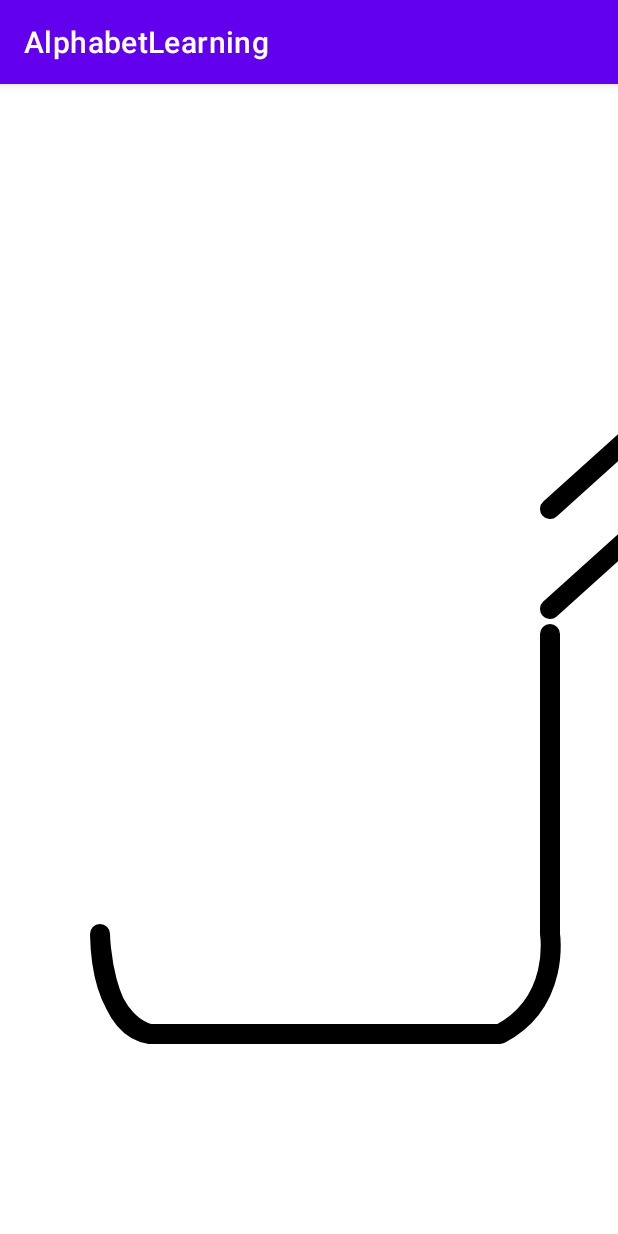
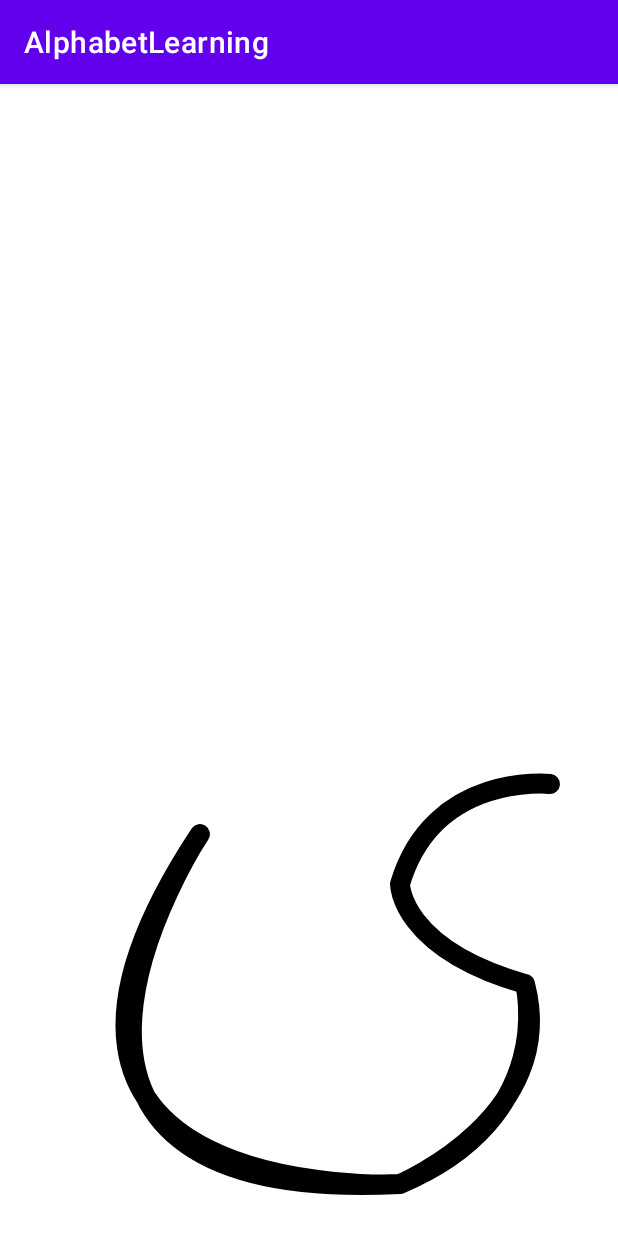
Before and after one commit to MasoudRabiee/FA-AlphabetLearning, an Android app: the screen it shows after launch (MainActivity), on a phone screen of 412 x 824 dp. Run offline under Robolectric (Android 15) with nearby library versions, the phone set to English and light mode, and no system bars.

Commit message:
All alphabetLetter Added

```diff
--- a/app/src/main/java/com/example/alphabetlearning/data/DataAlphabetLetter.kt
+++ b/app/src/main/java/com/example/alphabetlearning/data/DataAlphabetLetter.kt
@@ -30,6 +30,12 @@ object DataAlphabetLetter : Serializable {
     val QAF = AlphabetLetter("ق", DataSkeleton.QAF_Skeleton_Cap, DataSkeleton.QAF_Skeleton_Sm, "qaf")
     val KAF = AlphabetLetter("ک", DataSkeleton.KAF_Skeleton_Cap, DataSkeleton.KAF_Skeleton_Sm, "kaf")
     val GAF = AlphabetLetter("گ", DataSkeleton.GAF_Skeleton_Cap, DataSkeleton.GAF_Skeleton_Sm, "gaf")
+    val LAM = AlphabetLetter("ل", DataSkeleton.LAM_Skeleton_Cap, DataSkeleton.LAM_Skeleton_Sm, "lam")
+    val MIM = AlphabetLetter("م", DataSkeleton.MIM_Skeleton_Cap, DataSkeleton.MIM_Skeleton_Sm, "mim")
+    val NOON = AlphabetLetter("ن", DataSkeleton.NOON_Skeleton_Cap, DataSkeleton.NOON_Skeleton_Sm, "noon")
+    val VAV = AlphabetLetter("و", DataSkeleton.VAV_Skeleton_Cap, DataSkeleton.VAV_Skeleton_Sm, "vav")
+    val HEdo = AlphabetLetter("ه", DataSkeleton.HEdo_Skeleton_Cap, DataSkeleton.HEdo_Skeleton_Sm, "hedo")
+    val YE = AlphabetLetter("ی", DataSkeleton.YE_Skeleton_Cap, DataSkeleton.YE_Skeleton_Sm, "ye")
 
 
 }
--- a/app/src/main/java/com/example/alphabetlearning/data/DataSkeleton.kt
+++ b/app/src/main/java/com/example/alphabetlearning/data/DataSkeleton.kt
@@ -181,8 +181,8 @@ object DataSkeleton {
     // _________________________________________________________________________________________
     // 12. re :
 
-    val RE_Skeleton_Sm = SkeletonShape(PointF(850f, 550f), PointF(625f, 850f), CurveTools(150), 150)
-    val RE_Skeleton_Cap = SkeletonShape(PointF(350f, 550f), PointF(125f, 850f), CurveTools(150), 150)
+    val RE_Skeleton_Sm = SkeletonShape(PointF(850f, 550f), PointF(625f, 850f), CurveTools(150), 75)
+    val RE_Skeleton_Cap = SkeletonShape(PointF(350f, 550f), PointF(125f, 850f), CurveTools(150), 75)
 
     // _________________________________________________________________________________________
     // 13. ze : derived from re
@@ -195,8 +195,8 @@ object DataSkeleton {
         SkeletonShape(PointF(345f, 400f), PointF(355f, 400f), defaultCurveTools, 2)
     )
 
-    val ZE_Skeleton_Sm = SkeletonShape(PointF(850f, 550f), PointF(625f, 850f), Ze_Middle, Ze_Addi_Sm, CurveTools(150), 150)
-    val ZE_Skeleton_Cap = SkeletonShape(PointF(350f, 550f), PointF(125f, 850f), Ze_Middle, Ze_Addi_Cap, CurveTools(150), 150)
+    val ZE_Skeleton_Sm = SkeletonShape(PointF(850f, 550f), PointF(625f, 850f), Ze_Middle, Ze_Addi_Sm, CurveTools(150), 75)
+    val ZE_Skeleton_Cap = SkeletonShape(PointF(350f, 550f), PointF(125f, 850f), Ze_Middle, Ze_Addi_Cap, CurveTools(150), 75)
 
     // _________________________________________________________________________________________
     // 14. zhe : derived from re and ze
@@ -213,8 +213,8 @@ object DataSkeleton {
         SkeletonShape(PointF(345f, 325f), PointF(355f, 325f), defaultCurveTools, 2)
     )
 
-    val ZHE_Skeleton_Sm = SkeletonShape(PointF(850f, 550f), PointF(625f, 850f), Ze_Middle, Zhe_Addi_Sm, CurveTools(150), 150)
-    val ZHE_Skeleton_Cap = SkeletonShape(PointF(350f, 550f), PointF(125f, 850f), Ze_Middle, Zhe_Addi_Cap, CurveTools(150), 150)
+    val ZHE_Skeleton_Sm = SkeletonShape(PointF(850f, 550f), PointF(625f, 850f), Ze_Middle, Zhe_Addi_Sm, CurveTools(150), 75)
+    val ZHE_Skeleton_Cap = SkeletonShape(PointF(350f, 550f), PointF(125f, 850f), Ze_Middle, Zhe_Addi_Cap, CurveTools(150), 75)
 
     // _________________________________________________________________________________________
     // 15. sin :
@@ -545,16 +545,117 @@ object DataSkeleton {
 
     private val Gaf_Addi_Sm = arrayListOf(
         SkeletonShape(PointF(850f, 525f), PointF(1000f, 300f), defaultCurveTools, 50),
-        SkeletonShape(PointF(850f, 425f), PointF(1000f, 200f), defaultCurveTools, 50)
+        SkeletonShape(PointF(850f, 375f), PointF(1000f, 150f), defaultCurveTools, 50)
     )
     private val Gaf_Addi_Cap = arrayListOf(
         SkeletonShape(PointF(550f, 525f), PointF(800f, 300f), defaultCurveTools, 50),
-        SkeletonShape(PointF(550f, 425f), PointF(800f, 200f), defaultCurveTools, 50),
+        SkeletonShape(PointF(550f, 375f), PointF(800f, 150f), defaultCurveTools, 50),
     )
 
     val GAF_Skeleton_Sm = SkeletonShape(PointF(850f, 550f), PointF(750f, 950f), Kaf_Middle_Sm, Gaf_Addi_Sm, defaultCurveTools, 100)
     val GAF_Skeleton_Cap = SkeletonShape(PointF(550f, 550f), PointF(500f, 950f), Kaf_Middle_Cap, Gaf_Addi_Cap, defaultCurveTools, 150)
 
     // _________________________________________________________________________________________
+    // 27 . LAM :
+
+    private val Lam_Addi_Cap = arrayListOf(
+        SkeletonShape(PointF(500f, 850f), PointF(350f, 1100f), CurveTools(150, 75), 40),
+        SkeletonShape(PointF(350f, 1100f), PointF(200f, 850f), CurveTools(150, 25), 40),
+    )
+
+    val LAM_Skeleton_Sm = SkeletonShape(PointF(850f, 550f), PointF(750f, 950f), Kaf_Middle_Sm, defaultCurveTools, 100)
+    val LAM_Skeleton_Cap = SkeletonShape(PointF(500f, 550f), PointF(500f, 850f), defaultMiddlePoint, Lam_Addi_Cap, defaultCurveTools, 50)
+
+    // _________________________________________________________________________________________
+    // 28. MIM :
+
+    private val Mim_Middle_Sm = MiddlePointTools(
+        arrayListOf(PointF(700f, 650f), PointF(775f, 800f), PointF(850f, 650f), PointF(600f, 650f), PointF(850f, 650f)),
+        arrayListOf(defaultCurveTools, CurveTools(-75, 70), CurveTools(-75, 30), defaultCurveTools, defaultCurveTools, defaultCurveTools)
+    )
+    private val Mim_Middle_Cap = MiddlePointTools(
+        arrayListOf(PointF(300f, 650f), PointF(375f, 800f), PointF(450f, 650f), PointF(225f, 650f), PointF(200f, 675f), PointF(200f, 1100f), PointF(200f, 675f), PointF(200f, 1100f)),
+        arrayListOf(defaultCurveTools, CurveTools(-75, 70), CurveTools(-75, 30), defaultCurveTools, CurveTools(-15), defaultCurveTools, defaultCurveTools, defaultCurveTools, defaultCurveTools)
+    )
+
+    val MIM_Skeleton_Sm = SkeletonShape(PointF(850f, 650f), PointF(600f, 650f), Mim_Middle_Sm, defaultCurveTools, 100)
+    val MIM_Skeleton_Cap = SkeletonShape(PointF(450f, 650f), PointF(200f, 675f), Mim_Middle_Cap, defaultCurveTools, 100)
+
+    // _________________________________________________________________________________________
+    // 29 . NOON : derived from Be
+
+    private val Noon_Middle_Sm = MiddlePointTools(
+        arrayListOf(PointF(900f, 725f), PointF(875f, 750f), PointF(750f, 750f), PointF(875f, 750f)),
+        arrayListOf(defaultCurveTools, CurveTools(15), defaultCurveTools, defaultCurveTools, defaultCurveTools)
+    )
+    private val Noon_Middle_Cap = MiddlePointTools(
+        arrayListOf(PointF(400f, 1000f), PointF(250f, 750f), PointF(400f, 1000f)),
+        arrayListOf(CurveTools(215), CurveTools(215), CurveTools(-215), CurveTools(-215))
+    )
+    private val Noon_Addi_Sm = arrayListOf(
+        SkeletonShape(PointF(800f, 550f), PointF(815f, 550f), defaultCurveTools, 2)
+    )
+    private val Noon_Addi_Cap = arrayListOf(
+        SkeletonShape(PointF(400f, 600f), PointF(415f, 600f), defaultCurveTools, 2)
+    )
+
+    val NOON_Skeleton_Sm = SkeletonShape(PointF(900f, 650f), PointF(750f, 750f), Noon_Middle_Sm, Noon_Addi_Sm, defaultCurveTools, 50)
+    val NOON_Skeleton_Cap = SkeletonShape(PointF(550f, 750f), PointF(550f, 750f), Noon_Middle_Cap, Noon_Addi_Cap, defaultCurveTools, 100)
+    // _________________________________________________________________________________________
+    // 30.  VAV :
+
+    private val Vav_middle_Sm = MiddlePointTools(
+        arrayListOf(PointF(675f, 650f), PointF(850f, 650f), PointF(625f, 950f), PointF(850f, 650f)),
+        arrayListOf(CurveTools(150), CurveTools(275), CurveTools(150), CurveTools(-150), CurveTools(150))
+    )
+    private val Vav_middle_Cap = MiddlePointTools(
+        arrayListOf(PointF(275f, 650f), PointF(450f, 650f), PointF(225f, 950f), PointF(450f, 650f)),
+        arrayListOf(CurveTools(150), CurveTools(275), CurveTools(150), CurveTools(-150), CurveTools(150))
+    )
+
+    val VAV_Skeleton_Sm = SkeletonShape(PointF(850f, 650f), PointF(625f, 950f), Vav_middle_Sm, defaultCurveTools, 100)
+    val VAV_Skeleton_Cap = SkeletonShape(PointF(450f, 650f), PointF(225f, 950f), Vav_middle_Cap, defaultCurveTools, 100)
+
+    // _________________________________________________________________________________________
+    // 31 . HEdo:
+
+//    private val HEdo_Middle_Sm = MiddlePointTools(
+//        arrayListOf(PointF(900f, 850f), PointF(675f, 850f), PointF(750f, 650f), PointF(675f, 850f), PointF(750f, 650f), PointF(840f, 720f), PointF(675f, 850f)),
+//        arrayListOf(CurveTools(100), CurveTools(25, 10), CurveTools(100), CurveTools(-100), CurveTools(100), CurveTools(40), CurveTools(20) , defaultCurveTools)
+//    )
+
+    private val HEdo_Middle_Sm = MiddlePointTools(
+        arrayListOf(PointF(900f, 850f), PointF(675f, 850f), PointF(750f, 650f), PointF(675f, 850f), PointF(750f, 650f)),
+        arrayListOf(CurveTools(100), CurveTools(25, 10), CurveTools(100), CurveTools(-100), CurveTools(100), CurveTools(-100))
+    )
+    private val HEdo_Middle_Cap = MiddlePointTools(
+        arrayListOf(PointF(325f, 850f), PointF(325f, 625f), PointF(150f, 700f), PointF(325f, 750f), PointF(150f, 700f)),
+        arrayListOf(defaultCurveTools, CurveTools(25, 10), CurveTools(-125), CurveTools(-125), CurveTools(125), CurveTools(125))
+    )
+    private val HEdo_Addi_Sm = arrayListOf(
+        SkeletonShape(PointF(835f, 715f), PointF(690f, 835f), CurveTools(20), 25),
+        SkeletonShape(PointF(655f, 850f), PointF(575f, 850f), defaultCurveTools, 10)
+    )
+
+    val HEdo_Skeleton_Sm = SkeletonShape(PointF(750f, 650f), PointF(675f, 850f), HEdo_Middle_Sm, HEdo_Addi_Sm, defaultCurveTools, 100)
+    val HEdo_Skeleton_Cap = SkeletonShape(PointF(425f, 850f), PointF(325f, 625f), HEdo_Middle_Cap, defaultCurveTools, 100)
+
+    // _________________________________________________________________________________________
+    // 32 . YE : derived from Noon
+
+    private val Ye_Addi_Sm = arrayListOf(
+        SkeletonShape(PointF(800f, 900f), PointF(785f, 900f), defaultCurveTools, 2),
+        SkeletonShape(PointF(850f, 900f), PointF(865f, 900f), defaultCurveTools, 2)
+    )
+    private val Ye_Middle_Cap = MiddlePointTools(
+        arrayListOf(PointF(400f, 800f) , PointF(525f , 900f) , PointF(400f, 1100f),PointF(200f, 750f),PointF(400f, 1100f),PointF(525f , 900f),PointF(400f, 1100f)),
+        arrayListOf(CurveTools(-75), CurveTools(-50 , 25) , CurveTools(100 , 40), CurveTools(400) , CurveTools(-400) ,CurveTools(-100 , 60),CurveTools(100 , 40), CurveTools(400))
+    )
+
+    val YE_Skeleton_Sm = SkeletonShape(PointF(900f, 650f), PointF(750f, 750f), Noon_Middle_Sm, Ye_Addi_Sm, defaultCurveTools, 50)
+    val YE_Skeleton_Cap = SkeletonShape(PointF(550f, 700f), PointF(200f, 750f), Ye_Middle_Cap, defaultCurveTools, 175)
+
+    // _________________________________________________________________________________________
+
 
 }
--- a/app/src/main/java/com/example/alphabetlearning/view/DrawView.kt
+++ b/app/src/main/java/com/example/alphabetlearning/view/DrawView.kt
@@ -75,7 +75,7 @@ class DrawView : View {
         drawPath = Path()
 
         //roz 4:
-        val pathCount = DataAlphabetLetter.GAF.totalPath()
+        val pathCount = DataAlphabetLetter.YE.totalPath()
         paths = Array<Path>(pathCount) {
             Path()
         }
@@ -102,7 +102,7 @@ class DrawView : View {
         // bra dynamic :
 //        createPath(p!!, DataSkeleton.ALEF_Skeleton_Sm)
         // bra ye alphabet :
-        createPaths(paths, DataAlphabetLetter.GAF)
+        createPaths(paths, DataAlphabetLetter.YE)
 //        canvas.drawPath(p!!, paint)
 //        p!!.close()
         drawPaths(canvas, paint, paths)
@@ -111,7 +111,7 @@ class DrawView : View {
 //            pointPath = getPoints(p!!)
 //            pFlag = false
             // bra roz 4 :
-            setThresholds(thresholdList , DataAlphabetLetter.GAF)
+            setThresholds(thresholdList , DataAlphabetLetter.YE)
             pathsPoints = getPointsOfPaths(paths , thresholdList)
             pFlag = false
 
@@ -363,7 +363,7 @@ fun setThresholds(thresholds: Array<Int>, alphaLtr: AlphabetLetter) {
     }
 }
 
-// bra keshidan monhani :
+// bra keshidan monhani : (dar jahat aqrabe saat)
 // curveRadius age manfi bashe reverse mishe **
 
 fun drawCurvedArrow(firstPoint: PointF, lastPoint: PointF, path: Path, curveRadius: Int, anglePercent:Int) {
```
